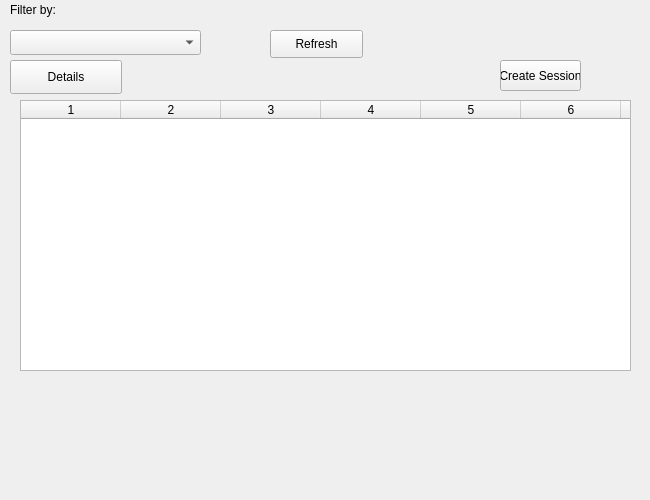
The window that StudyMeet/viewsessions.ui (DanielCChavez/StudyMeet) describes before a commit, drawn with Qt 5.
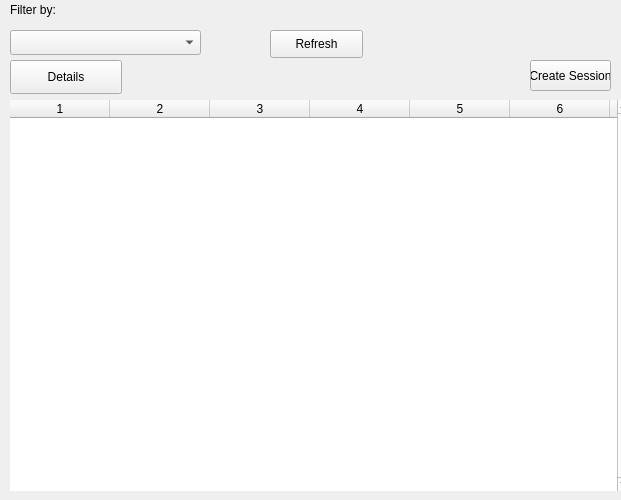
The same window after the commit.

What changed in the file:
```diff
--- a/StudyMeet/viewsessions.ui
+++ b/StudyMeet/viewsessions.ui
@@ -6,13 +6,19 @@
    <rect>
     <x>0</x>
     <y>0</y>
-    <width>650</width>
+    <width>621</width>
     <height>500</height>
    </rect>
   </property>
   <property name="minimumSize">
    <size>
-    <width>650</width>
+    <width>621</width>
+    <height>500</height>
+   </size>
+  </property>
+  <property name="maximumSize">
+   <size>
+    <width>621</width>
     <height>500</height>
    </size>
   </property>
@@ -22,7 +28,7 @@
   <widget class="QPushButton" name="createSessionButton">
    <property name="geometry">
     <rect>
-     <x>500</x>
+     <x>530</x>
      <y>60</y>
      <width>81</width>
      <height>31</height>
@@ -71,17 +77,26 @@
   <widget class="QTableWidget" name="sessionTable">
    <property name="geometry">
     <rect>
-     <x>20</x>
+     <x>10</x>
      <y>100</y>
-     <width>611</width>
-     <height>271</height>
+     <width>621</width>
+     <height>391</height>
     </rect>
    </property>
    <property name="contextMenuPolicy">
     <enum>Qt::DefaultContextMenu</enum>
    </property>
    <property name="autoFillBackground">
-    <bool>false</bool>
+    <bool>true</bool>
+   </property>
+   <property name="frameShape">
+    <enum>QFrame::NoFrame</enum>
+   </property>
+   <property name="frameShadow">
+    <enum>QFrame::Raised</enum>
+   </property>
+   <property name="verticalScrollBarPolicy">
+    <enum>Qt::ScrollBarAlwaysOn</enum>
    </property>
    <property name="horizontalScrollBarPolicy">
     <enum>Qt::ScrollBarAlwaysOff</enum>
@@ -92,8 +107,14 @@
    <property name="editTriggers">
     <set>QAbstractItemView::NoEditTriggers</set>
    </property>
+   <property name="tabKeyNavigation">
+    <bool>false</bool>
+   </property>
+   <property name="alternatingRowColors">
+    <bool>true</bool>
+   </property>
    <property name="showGrid">
-    <bool>true</bool>
+    <bool>false</bool>
    </property>
    <property name="columnCount">
     <number>7</number>
```
